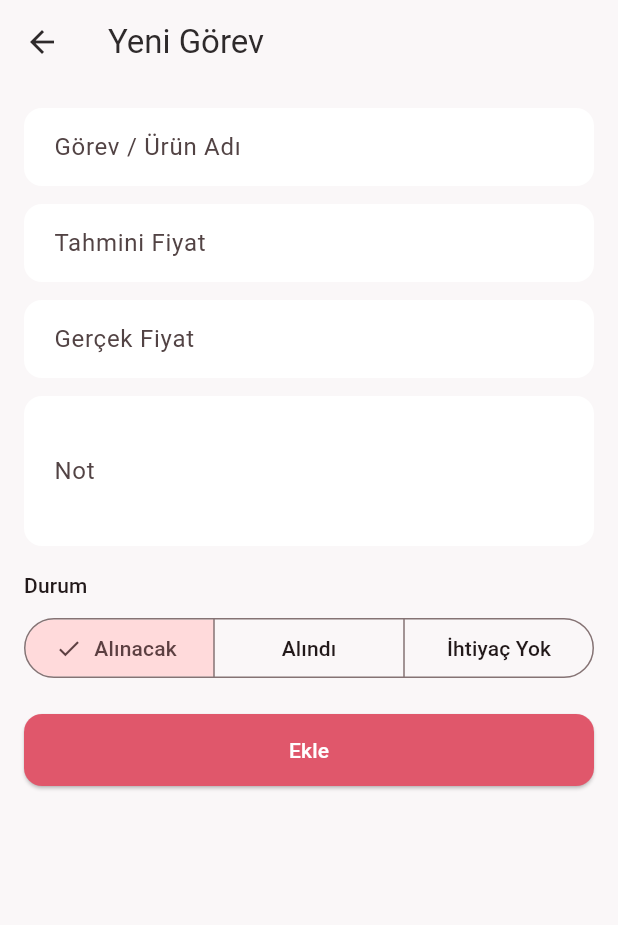
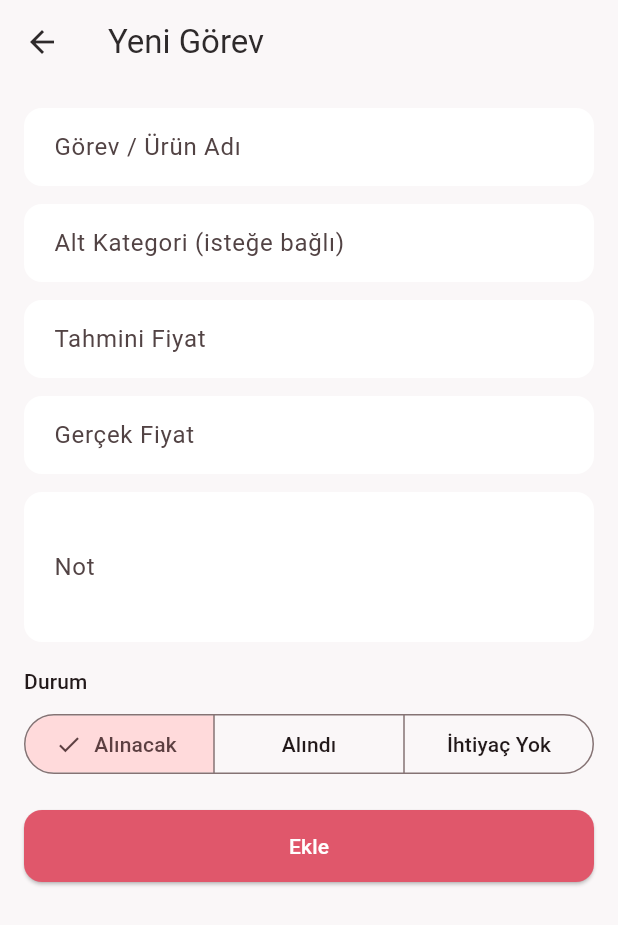
Before and after one commit to melikebsds/Weddly, a Flutter app: the CategoryDetailScreen screen opened directly with empty values, after a tap on the "add" icon, on a phone screen of 412 x 824 dp. Shown: the top 925 px of the screen. Run offline on Flutter 3.47's test engine with Material 3 defaults, Android fonts, the phone set to English and light mode, and no system bars; our stand-ins replace dio, flutter_secure_storage; accounts and stored records are empty.

Commit message:
Görevlere alt kategori desteği ekle, kategori detay ekranında gruplama göster
WeddingTask.subCategory eklendi; kategori detay ekranı görevleri alt
kategoriye göre başlıklandırıp gruplar (örn. Çeyiz > Mutfak: Pişirme).
Görev formuna isteğe bağlı "Alt Kategori" alanı eklendi.

Co-Authored-By: Claude Sonnet 5 <noreply@anthropic.com>

```diff
--- a/lib/models/wedding_task.dart
+++ b/lib/models/wedding_task.dart
@@ -20,6 +20,7 @@ class WeddingTask {
   final String weddingSpaceId;
   final String categoryId;
   final String title;
+  final String? subCategory;
   final String? description;
   final double? estimatedPrice;
   final double? actualPrice;
@@ -31,6 +32,7 @@ class WeddingTask {
     required this.weddingSpaceId,
     required this.categoryId,
     required this.title,
+    this.subCategory,
     this.description,
     this.estimatedPrice,
     this.actualPrice,
@@ -43,6 +45,7 @@ class WeddingTask {
         weddingSpaceId: json['weddingSpaceId'] as String,
         categoryId: json['categoryId'] as String,
         title: json['title'] as String,
+        subCategory: json['subCategory'] as String?,
         description: json['description'] as String?,
         estimatedPrice: (json['estimatedPrice'] as num?)?.toDouble(),
         actualPrice: (json['actualPrice'] as num?)?.toDouble(),
--- a/lib/providers/wedding_state.dart
+++ b/lib/providers/wedding_state.dart
@@ -145,6 +145,7 @@ class WeddingState extends ChangeNotifier {
   Future<void> addTask(
     String categoryId, {
     required String title,
+    String? subCategory,
     String? description,
     double? estimatedPrice,
     double? actualPrice,
@@ -153,6 +154,7 @@ class WeddingState extends ChangeNotifier {
     final task = await _taskApi.create(
       categoryId,
       title: title,
+      subCategory: subCategory,
       description: description,
       estimatedPrice: estimatedPrice,
       actualPrice: actualPrice,
@@ -166,6 +168,7 @@ class WeddingState extends ChangeNotifier {
   Future<void> updateTask(
     WeddingTask task, {
     required String title,
+    String? subCategory,
     String? description,
     double? estimatedPrice,
     double? actualPrice,
@@ -174,6 +177,7 @@ class WeddingState extends ChangeNotifier {
     final updated = await _taskApi.update(
       task.id,
       title: title,
+      subCategory: subCategory,
       description: description,
       estimatedPrice: estimatedPrice,
       actualPrice: actualPrice,
--- a/lib/screens/categories/category_detail_screen.dart
+++ b/lib/screens/categories/category_detail_screen.dart
@@ -1,6 +1,7 @@
 import 'package:flutter/material.dart';
 import 'package:provider/provider.dart';
 
+import '../../core/theme/app_theme.dart';
 import '../../models/category.dart';
 import '../../models/wedding_task.dart';
 import '../../providers/auth_provider.dart';
@@ -22,21 +23,48 @@ class CategoryDetailScreen extends StatelessWidget {
     }
   }
 
+  /// Görevleri alt kategoriye göre gruplar; sırayı ilk görüldükleri sıraya göre korur.
+  /// Alt kategorisi olmayan görevler en sonda tek grup halinde gösterilir.
+  Map<String?, List<WeddingTask>> _groupBySubCategory(List<WeddingTask> tasks) {
+    final grouped = <String?, List<WeddingTask>>{};
+    for (final task in tasks) {
+      grouped.putIfAbsent(task.subCategory, () => []).add(task);
+    }
+    if (grouped.containsKey(null)) {
+      final withoutSubCategory = grouped.remove(null)!;
+      grouped[null] = withoutSubCategory;
+    }
+    return grouped;
+  }
+
   @override
   Widget build(BuildContext context) {
     final state = context.watch<WeddingState>();
     final tasks = state.tasksForCategory(category.id);
+    final grouped = _groupBySubCategory(tasks);
 
     return Scaffold(
       appBar: AppBar(title: Text(category.name)),
       body: tasks.isEmpty
           ? const Center(child: Text('Bu kategoride henüz görev yok.'))
-          : ListView.builder(
+          : ListView(
               padding: const EdgeInsets.all(16),
-              itemCount: tasks.length,
-              itemBuilder: (context, index) {
-                final WeddingTask task = tasks[index];
-                return TaskListTile(
+              children: [
+                for (final entry in grouped.entries) ...[
+                  if (entry.key != null)
+                    Padding(
+                      padding: const EdgeInsets.only(top: 8, bottom: 8),
+                      child: Text(
+                        entry.key!,
+                        style: const TextStyle(
+                          fontWeight: FontWeight.bold,
+                          fontSize: 15,
+                          color: AppColors.primary,
+                        ),
+                      ),
+                    ),
+                  for (final task in entry.value)
+                    TaskListTile(
                       task: task,
                       onStatusChanged: (status) =>
                           _handle(context, () => state.setTaskStatus(task, status)),
@@ -46,8 +74,9 @@ class CategoryDetailScreen extends StatelessWidget {
                         ),
                       ),
                       onDelete: () => _handle(context, () => state.deleteTask(task)),
-                );
-              },
+                    ),
+                ],
+              ],
             ),
       floatingActionButton: FloatingActionButton(
         onPressed: () => Navigator.of(context).push(
--- a/lib/screens/tasks/task_form_screen.dart
+++ b/lib/screens/tasks/task_form_screen.dart
@@ -20,6 +20,7 @@ class _TaskFormScreenState extends State<TaskFormScreen> {
   final _formKey = GlobalKey<FormState>();
 
   late final TextEditingController _titleController;
+  late final TextEditingController _subCategoryController;
   late final TextEditingController _estimatedController;
   late final TextEditingController _actualController;
   late final TextEditingController _noteController;
@@ -33,6 +34,7 @@ class _TaskFormScreenState extends State<TaskFormScreen> {
     super.initState();
     final task = widget.task;
     _titleController = TextEditingController(text: task?.title ?? '');
+    _subCategoryController = TextEditingController(text: task?.subCategory ?? '');
     _estimatedController =
         TextEditingController(text: task?.estimatedPrice?.toStringAsFixed(0) ?? '');
     _actualController =
@@ -44,6 +46,7 @@ class _TaskFormScreenState extends State<TaskFormScreen> {
   @override
   void dispose() {
     _titleController.dispose();
+    _subCategoryController.dispose();
     _estimatedController.dispose();
     _actualController.dispose();
     _noteController.dispose();
@@ -76,6 +79,9 @@ class _TaskFormScreenState extends State<TaskFormScreen> {
         await state.updateTask(
           widget.task!,
           title: _titleController.text.trim(),
+          subCategory: _subCategoryController.text.trim().isEmpty
+              ? null
+              : _subCategoryController.text.trim(),
           description: _noteController.text.trim(),
           estimatedPrice: estimated,
           actualPrice: actual,
@@ -85,6 +91,9 @@ class _TaskFormScreenState extends State<TaskFormScreen> {
         await state.addTask(
           widget.category.id,
           title: _titleController.text.trim(),
+          subCategory: _subCategoryController.text.trim().isEmpty
+              ? null
+              : _subCategoryController.text.trim(),
           description: _noteController.text.trim(),
           estimatedPrice: estimated,
           actualPrice: actual,
@@ -115,6 +124,14 @@ class _TaskFormScreenState extends State<TaskFormScreen> {
               decoration: const InputDecoration(labelText: 'Görev / Ürün Adı'),
               validator: (value) =>
                   (value == null || value.trim().isEmpty) ? 'Görev adı boş olamaz' : null,
+            ),
+            const SizedBox(height: 12),
+            TextFormField(
+              controller: _subCategoryController,
+              decoration: const InputDecoration(
+                labelText: 'Alt Kategori (isteğe bağlı)',
+                hintText: 'Örn. Pişirme, Sofra, Mobilya',
+              ),
             ),
             const SizedBox(height: 12),
             TextFormField(
--- a/lib/services/task_api_service.dart
+++ b/lib/services/task_api_service.dart
@@ -14,6 +14,7 @@ class TaskApiService {
   Future<WeddingTask> create(
     String categoryId, {
     required String title,
+    String? subCategory,
     String? description,
     double? estimatedPrice,
     double? actualPrice,
@@ -21,6 +22,7 @@ class TaskApiService {
   }) async {
     final json = await _client.post('/categories/$categoryId/tasks', {
       'title': title,
+      'subCategory': subCategory,
       'description': description,
       'estimatedPrice': estimatedPrice,
       'actualPrice': actualPrice,
@@ -32,6 +34,7 @@ class TaskApiService {
   Future<WeddingTask> update(
     String taskId, {
     required String title,
+    String? subCategory,
     String? description,
     double? estimatedPrice,
     double? actualPrice,
@@ -39,6 +42,7 @@ class TaskApiService {
   }) async {
     final json = await _client.put('/tasks/$taskId', {
       'title': title,
+      'subCategory': subCategory,
       'description': description,
       'estimatedPrice': estimatedPrice,
       'actualPrice': actualPrice,
```
Lines whose indentation alone changed are shown as unchanged.
